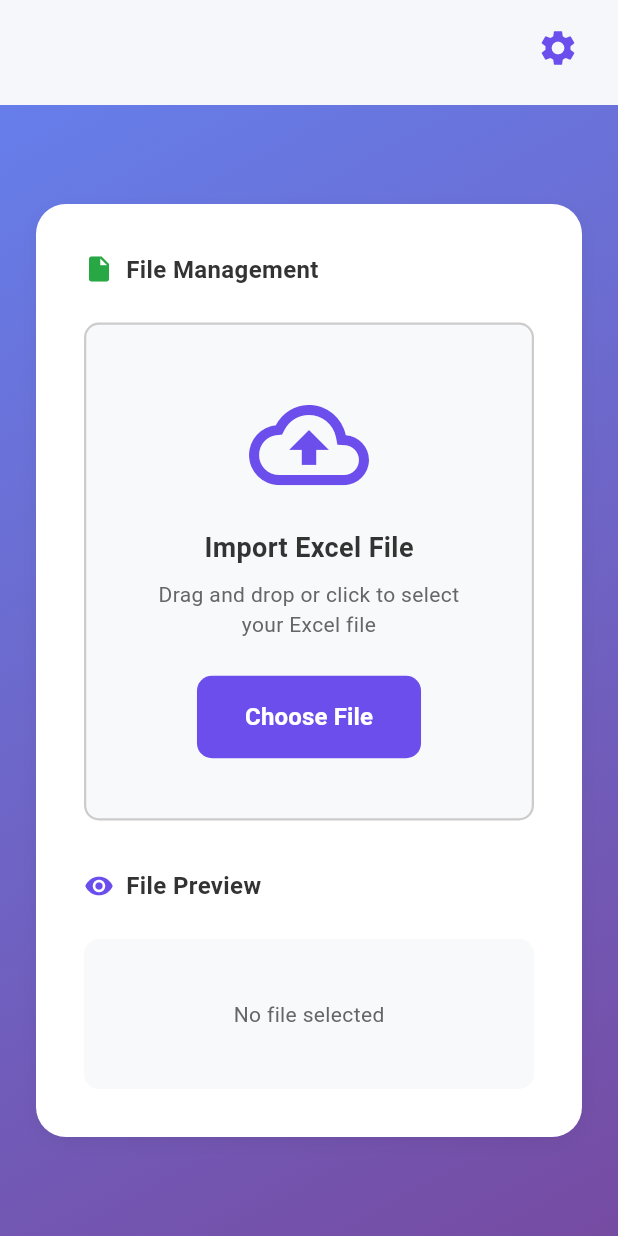
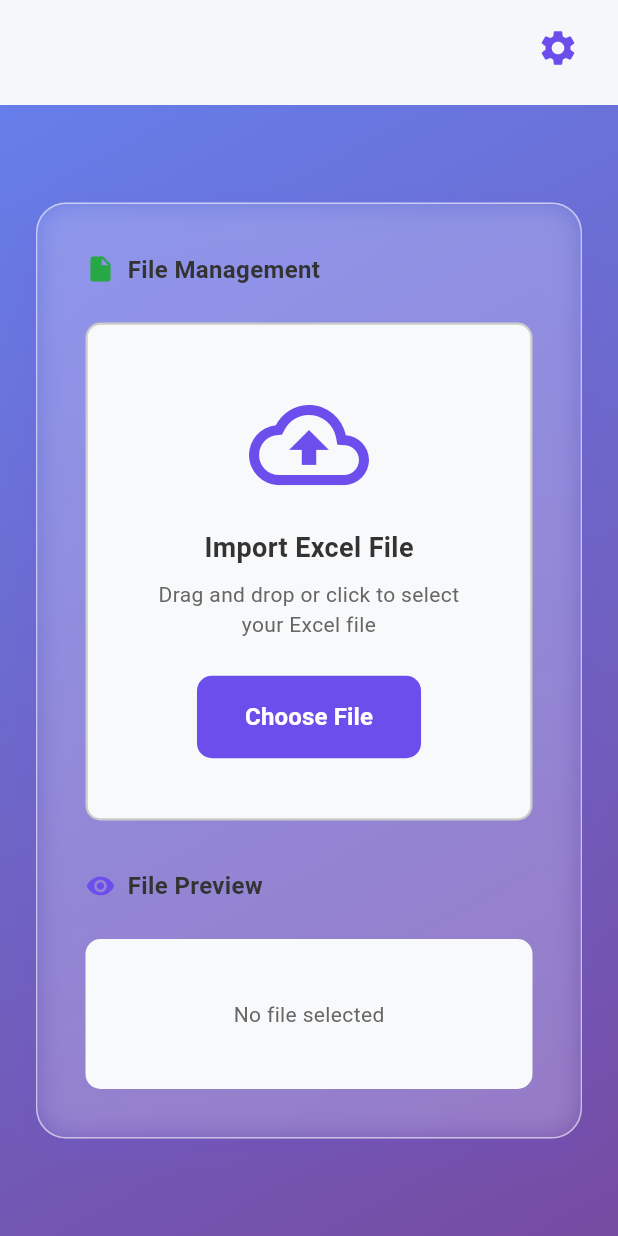
Before and after one commit to assem2023-habib/Cut-Optimizer_mobile_app, a Flutter app: the screen it shows after launch, on a phone screen of 412 x 824 dp. Run offline on Flutter 3.47's test engine with Material 3 defaults, Android fonts, the phone set to English and light mode, and no system bars; our stand-ins replace file_picker, image_picker, open_file, share_plus; missing offline and left inert: excel, syncfusion_flutter_xlsio, universal_html; Roboto replaces fonts that are missing (Arial).

Commit message:
add glass effect on file insert screen

```diff
--- a/lib/features/select_file/screens/select_file_screen.dart
+++ b/lib/features/select_file/screens/select_file_screen.dart
@@ -1,6 +1,7 @@
+import 'dart:ui';
 import 'package:flutter/material.dart';
 import 'package:file_picker/file_picker.dart';
-import 'package:excel/excel.dart';
+import 'package:excel/excel.dart' hide Border;
 import 'dart:io';
 import '../widgets/file_import_section.dart';
 import '../widgets/file_preview_section.dart';
@@ -161,21 +162,30 @@ class _SelectFileScreenState extends State<SelectFileScreen> {
         child: SafeArea(
           child: Center(
             child: SingleChildScrollView(
-              padding: EdgeInsets.all(24),
+              padding: const EdgeInsets.all(24),
               child: Container(
-                constraints: BoxConstraints(maxWidth: 1200),
+                constraints: const BoxConstraints(maxWidth: 1200),
                 decoration: BoxDecoration(
-                  color: Colors.white,
+                  color: const Color.fromRGBO(255, 255, 255, 0.25),
                   borderRadius: BorderRadius.circular(20),
+                  border: Border.all(
+                    color: Colors.white.withOpacity(0.5),
+                    width: 1,
+                  ),
                   boxShadow: [
                     BoxShadow(
-                      color: Color.fromRGBO(0, 0, 0, 0.05),
-                      blurRadius: 10,
-                      offset: Offset(0, 4),
+                      color: const Color(0xFF6B4EEB).withOpacity(0.15),
+                      blurRadius: 20,
+                      offset: const Offset(0, 8),
                     ),
                   ],
                 ),
-                padding: EdgeInsets.all(32),
+                child: ClipRRect(
+                  borderRadius: BorderRadius.circular(20),
+                  child: BackdropFilter(
+                    filter: ImageFilter.blur(sigmaX: 10, sigmaY: 10),
+                    child: Container(
+                      padding: const EdgeInsets.all(32),
                       child: Column(
                         children: [
                           LayoutBuilder(
@@ -185,7 +195,8 @@ class _SelectFileScreenState extends State<SelectFileScreen> {
                                 // Desktop/Tablet: Side by side
                                 return IntrinsicHeight(
                                   child: Row(
-                              crossAxisAlignment: CrossAxisAlignment.stretch,
+                                    crossAxisAlignment:
+                                        CrossAxisAlignment.stretch,
                                     children: [
                                       Expanded(
                                         child: FileImportSection(
@@ -264,6 +275,9 @@ class _SelectFileScreenState extends State<SelectFileScreen> {
                 ),
               ),
             ),
+          ),
+        ),
+      ),
     );
   }
 }
```
Lines whose indentation alone changed are shown as unchanged.
